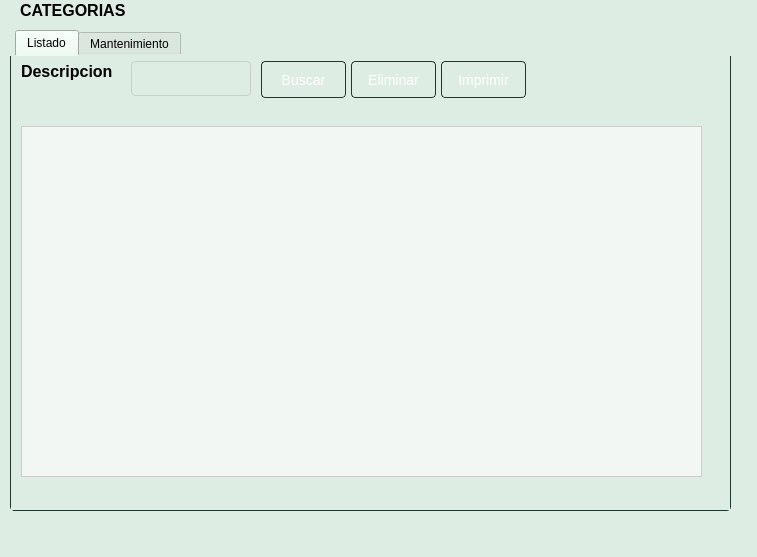
This is Sistema de ventas/ui/FrmCategoria.ui in CodeDrTech/DevelopPython as Qt 5 draws it before an edit. The edited form follows.
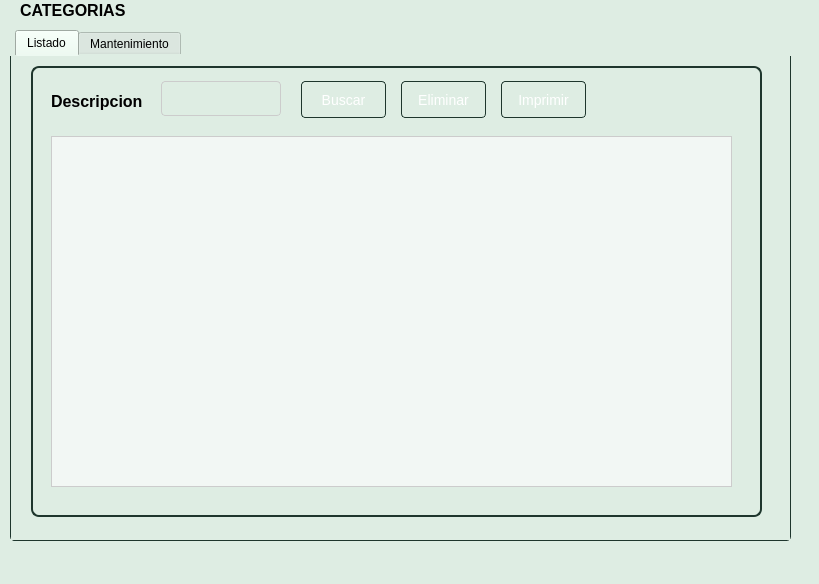
This is the edited form.

Diff of the .ui file:
```diff
--- a/Sistema de ventas/ui/FrmCategoria.ui
+++ b/Sistema de ventas/ui/FrmCategoria.ui
@@ -9,8 +9,8 @@
    <rect>
     <x>0</x>
     <y>0</y>
-    <width>757</width>
-    <height>557</height>
+    <width>819</width>
+    <height>584</height>
    </rect>
   </property>
   <property name="windowTitle">
@@ -58,8 +58,8 @@
      <rect>
       <x>10</x>
       <y>30</y>
-      <width>721</width>
-      <height>481</height>
+      <width>781</width>
+      <height>511</height>
      </rect>
     </property>
     <property name="toolTip">
@@ -108,50 +108,162 @@
      <attribute name="title">
       <string>Listado</string>
      </attribute>
-     <widget class="QLabel" name="label_2">
+     <widget class="QGroupBox" name="groupBox_2">
       <property name="geometry">
        <rect>
-        <x>10</x>
-        <y>5</y>
-        <width>101</width>
-        <height>21</height>
+        <x>20</x>
+        <y>10</y>
+        <width>731</width>
+        <height>451</height>
        </rect>
       </property>
-      <property name="font">
-       <font>
-        <pointsize>1</pointsize>
-        <bold>true</bold>
-       </font>
-      </property>
       <property name="styleSheet">
-       <string notr="true">QWidget {
+       <string notr="true">/* Estilos para QGroupBox */
+QGroupBox {
+    border: 2px solid #1e362d;
+    border-radius: 8px;
+    padding: 10px;
     background-color: var(--jade-50);
 }
 
-QLabel {
-    color: var(--jade-500);
-    font-size: 16px;
-    font-weight: bold;
+QGroupBox:title {
+    color: #1e362d;
+    subcontrol-origin: margin;
+    subcontrol-position: top left;
+    left: 10px;
+    padding-left: 5px;
+    padding-right: 5px;
+    border: none;
 }</string>
       </property>
-      <property name="text">
-       <string>Descripcion</string>
+      <property name="title">
+       <string/>
       </property>
-     </widget>
-     <widget class="QLineEdit" name="txtBuscar">
-      <property name="geometry">
-       <rect>
-        <x>120</x>
-        <y>5</y>
-        <width>120</width>
-        <height>35</height>
-       </rect>
-      </property>
-      <property name="toolTip">
-       <string>&lt;html&gt;&lt;head/&gt;&lt;body&gt;&lt;p&gt;&lt;span style=&quot; font-weight:700;&quot;&gt;Ingresa un nombre para buscar&lt;/span&gt;&lt;/p&gt;&lt;/body&gt;&lt;/html&gt;</string>
-      </property>
-      <property name="styleSheet">
-       <string notr="true">QLineEdit {
+      <widget class="QPushButton" name="btnImprimir">
+       <property name="geometry">
+        <rect>
+         <x>470</x>
+         <y>15</y>
+         <width>85</width>
+         <height>37</height>
+        </rect>
+       </property>
+       <property name="styleSheet">
+        <string notr="true">QPushButton {
+    background: qlineargradient(x1: 0, y1: 0, x2: 0, y2: 1,
+                                 stop: 0 #c0dacb, stop: 1 #1e362d);
+    color: #ffffff;
+    border: 1px solid #1e362d;
+    padding: 8px 16px;
+    border-radius: 4px;
+    font-size: 14px;
+}
+
+QPushButton:hover {
+    background: qlineargradient(x1: 0, y1: 0, x2: 0, y2: 1,
+                                 stop: 0 #689f84, stop: 1 #96bfaa);
+    border: 1px solid #96bfaa;
+}
+
+QPushButton:pressed {
+    background: qlineargradient(x1: 0, y1: 0, x2: 0, y2: 1,
+                                 stop: 0 #2a5242, stop: 1 #32624d);
+    border: 1px solid #32624d;
+}
+</string>
+       </property>
+       <property name="text">
+        <string>Imprimir</string>
+       </property>
+      </widget>
+      <widget class="QPushButton" name="btnEliminar">
+       <property name="geometry">
+        <rect>
+         <x>370</x>
+         <y>15</y>
+         <width>85</width>
+         <height>37</height>
+        </rect>
+       </property>
+       <property name="styleSheet">
+        <string notr="true">QPushButton {
+    background: qlineargradient(x1: 0, y1: 0, x2: 0, y2: 1,
+                                 stop: 0 #c0dacb, stop: 1 #1e362d);
+    color: #ffffff;
+    border: 1px solid #1e362d;
+    padding: 8px 16px;
+    border-radius: 4px;
+    font-size: 14px;
+}
+
+QPushButton:hover {
+    background: qlineargradient(x1: 0, y1: 0, x2: 0, y2: 1,
+                                 stop: 0 #689f84, stop: 1 #96bfaa);
+    border: 1px solid #96bfaa;
+}
+
+QPushButton:pressed {
+    background: qlineargradient(x1: 0, y1: 0, x2: 0, y2: 1,
+                                 stop: 0 #2a5242, stop: 1 #32624d);
+    border: 1px solid #32624d;
+}
+</string>
+       </property>
+       <property name="text">
+        <string>Eliminar</string>
+       </property>
+      </widget>
+      <widget class="QPushButton" name="btnBuscar">
+       <property name="geometry">
+        <rect>
+         <x>270</x>
+         <y>15</y>
+         <width>85</width>
+         <height>37</height>
+        </rect>
+       </property>
+       <property name="styleSheet">
+        <string notr="true">QPushButton {
+    background: qlineargradient(x1: 0, y1: 0, x2: 0, y2: 1,
+                                 stop: 0 #c0dacb, stop: 1 #1e362d);
+    color: #ffffff;
+    border: 1px solid #1e362d;
+    padding: 8px 16px;
+    border-radius: 4px;
+    font-size: 14px;
+}
+
+QPushButton:hover {
+    background: qlineargradient(x1: 0, y1: 0, x2: 0, y2: 1,
+                                 stop: 0 #689f84, stop: 1 #96bfaa);
+    border: 1px solid #96bfaa;
+}
+
+QPushButton:pressed {
+    background: qlineargradient(x1: 0, y1: 0, x2: 0, y2: 1,
+                                 stop: 0 #2a5242, stop: 1 #32624d);
+    border: 1px solid #32624d;
+}
+</string>
+       </property>
+       <property name="text">
+        <string>Buscar</string>
+       </property>
+      </widget>
+      <widget class="QLineEdit" name="txtBuscar">
+       <property name="geometry">
+        <rect>
+         <x>130</x>
+         <y>15</y>
+         <width>120</width>
+         <height>35</height>
+        </rect>
+       </property>
+       <property name="toolTip">
+        <string>&lt;html&gt;&lt;head/&gt;&lt;body&gt;&lt;p&gt;&lt;span style=&quot; font-weight:700;&quot;&gt;Ingresa un nombre para buscar&lt;/span&gt;&lt;/p&gt;&lt;/body&gt;&lt;/html&gt;</string>
+       </property>
+       <property name="styleSheet">
+        <string notr="true">QLineEdit {
     background-color: #deede3;
     border: 1px solid #cccccc;
     padding: 6px;
@@ -172,130 +284,49 @@
     color: #1e362d;
     font-weight: bold;
 }</string>
-      </property>
-     </widget>
-     <widget class="QPushButton" name="btnBuscar">
-      <property name="geometry">
-       <rect>
-        <x>250</x>
-        <y>5</y>
-        <width>85</width>
-        <height>37</height>
-       </rect>
-      </property>
-      <property name="styleSheet">
-       <string notr="true">QPushButton {
-    background: qlineargradient(x1: 0, y1: 0, x2: 0, y2: 1,
-                                 stop: 0 #c0dacb, stop: 1 #1e362d);
-    color: #ffffff;
-    border: 1px solid #1e362d;
-    padding: 8px 16px;
-    border-radius: 4px;
-    font-size: 14px;
+       </property>
+      </widget>
+      <widget class="QLabel" name="label_2">
+       <property name="geometry">
+        <rect>
+         <x>20</x>
+         <y>25</y>
+         <width>101</width>
+         <height>21</height>
+        </rect>
+       </property>
+       <property name="font">
+        <font>
+         <pointsize>-1</pointsize>
+         <bold>true</bold>
+        </font>
+       </property>
+       <property name="styleSheet">
+        <string notr="true">QWidget {
+    background-color: var(--jade-50);
 }
 
-QPushButton:hover {
-    background: qlineargradient(x1: 0, y1: 0, x2: 0, y2: 1,
-                                 stop: 0 #689f84, stop: 1 #96bfaa);
-    border: 1px solid #96bfaa;
-}
-
-QPushButton:pressed {
-    background: qlineargradient(x1: 0, y1: 0, x2: 0, y2: 1,
-                                 stop: 0 #2a5242, stop: 1 #32624d);
-    border: 1px solid #32624d;
-}
-</string>
-      </property>
-      <property name="text">
-       <string>Buscar</string>
-      </property>
-     </widget>
-     <widget class="QPushButton" name="btnEliminar">
-      <property name="geometry">
-       <rect>
-        <x>340</x>
-        <y>5</y>
-        <width>85</width>
-        <height>37</height>
-       </rect>
-      </property>
-      <property name="styleSheet">
-       <string notr="true">QPushButton {
-    background: qlineargradient(x1: 0, y1: 0, x2: 0, y2: 1,
-                                 stop: 0 #c0dacb, stop: 1 #1e362d);
-    color: #ffffff;
-    border: 1px solid #1e362d;
-    padding: 8px 16px;
-    border-radius: 4px;
-    font-size: 14px;
-}
-
-QPushButton:hover {
-    background: qlineargradient(x1: 0, y1: 0, x2: 0, y2: 1,
-                                 stop: 0 #689f84, stop: 1 #96bfaa);
-    border: 1px solid #96bfaa;
-}
-
-QPushButton:pressed {
-    background: qlineargradient(x1: 0, y1: 0, x2: 0, y2: 1,
-                                 stop: 0 #2a5242, stop: 1 #32624d);
-    border: 1px solid #32624d;
-}
-</string>
-      </property>
-      <property name="text">
-       <string>Eliminar</string>
-      </property>
-     </widget>
-     <widget class="QPushButton" name="btnImprimir">
-      <property name="geometry">
-       <rect>
-        <x>430</x>
-        <y>5</y>
-        <width>85</width>
-        <height>37</height>
-       </rect>
-      </property>
-      <property name="styleSheet">
-       <string notr="true">QPushButton {
-    background: qlineargradient(x1: 0, y1: 0, x2: 0, y2: 1,
-                                 stop: 0 #c0dacb, stop: 1 #1e362d);
-    color: #ffffff;
-    border: 1px solid #1e362d;
-    padding: 8px 16px;
-    border-radius: 4px;
-    font-size: 14px;
-}
-
-QPushButton:hover {
-    background: qlineargradient(x1: 0, y1: 0, x2: 0, y2: 1,
-                                 stop: 0 #689f84, stop: 1 #96bfaa);
-    border: 1px solid #96bfaa;
-}
-
-QPushButton:pressed {
-    background: qlineargradient(x1: 0, y1: 0, x2: 0, y2: 1,
-                                 stop: 0 #2a5242, stop: 1 #32624d);
-    border: 1px solid #32624d;
-}
-</string>
-      </property>
-      <property name="text">
-       <string>Imprimir</string>
-      </property>
-     </widget>
-     <widget class="QTableView" name="tbDatos">
-      <property name="geometry">
-       <rect>
-        <x>10</x>
-        <y>70</y>
-        <width>681</width>
-        <height>351</height>
-       </rect>
-      </property>
-      <property name="styleSheet">
-       <string notr="true">QTableView {
+QLabel {
+    color: var(--jade-500);
+    font-size: 16px;
+    font-weight: bold;
+}</string>
+       </property>
+       <property name="text">
+        <string>Descripcion</string>
+       </property>
+      </widget>
+      <widget class="QTableView" name="tbDatos">
+       <property name="geometry">
+        <rect>
+         <x>20</x>
+         <y>70</y>
+         <width>681</width>
+         <height>351</height>
+        </rect>
+       </property>
+       <property name="styleSheet">
+        <string notr="true">QTableView {
     background-color: #f2f7f4;
     border: 1px solid #cccccc;
     selection-background-color: #96bfaa;
@@ -334,7 +365,8 @@
     color: #ffffff;
     outline: none;
 }</string>
-      </property>
+       </property>
+      </widget>
      </widget>
     </widget>
     <widget class="QWidget" name="tab_2">
```
Left out of the diff: 20 changed lines with no effect on the pictures.
